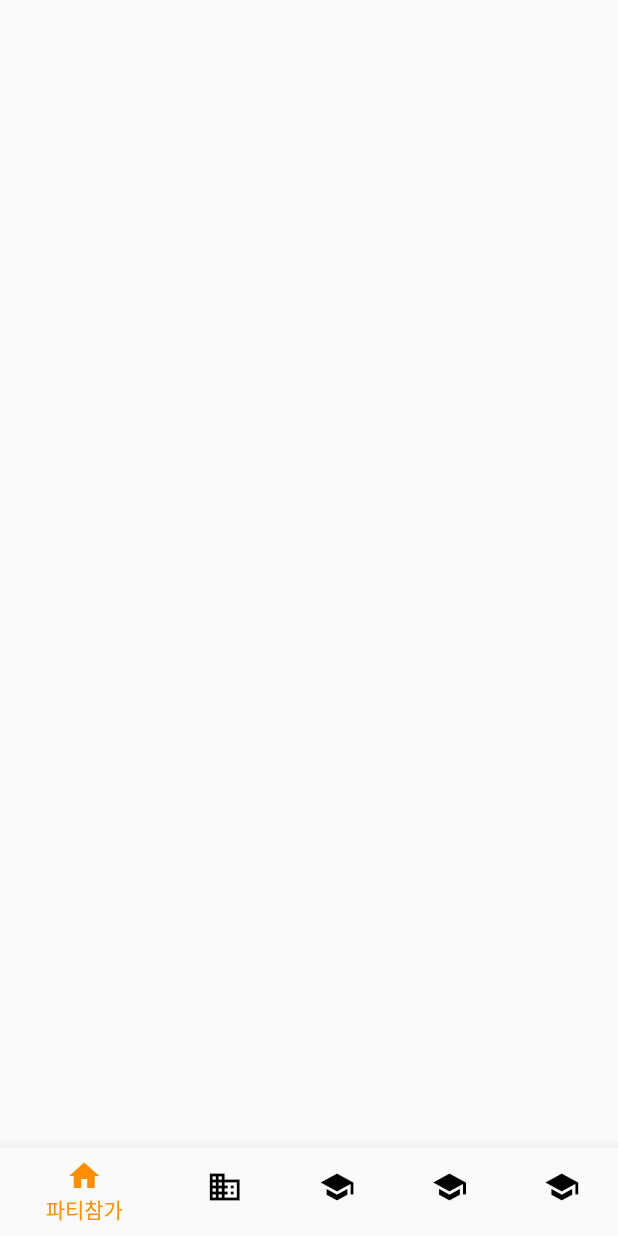
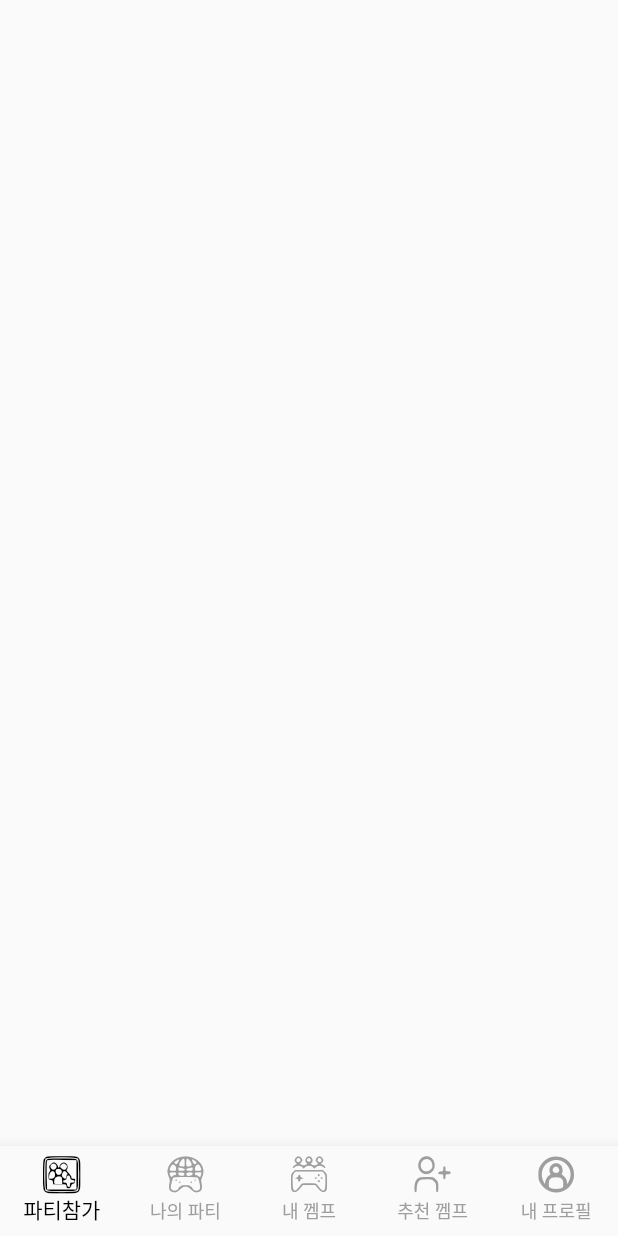
Before and after one commit to bigjang77/btn_ex, a Flutter app: the screen it shows after launch, on a phone screen of 412 x 824 dp. Run offline on Flutter 3.47's test engine with Material 2 defaults, Android fonts, the light colour scheme and no system bars; project files that could hold a hidden picture were left out.

Commit message:
btn 완료

```diff
--- a/lib/components/bottom_navigator.dart
+++ b/lib/components/bottom_navigator.dart
@@ -1,4 +1,5 @@
 import 'package:flutter/material.dart';
+import 'package:my_gamf_ex/components/custom_icons_icons.dart';
 
 class BottomNavigator extends StatefulWidget {
   const BottomNavigator({Key? key}) : super(key: key);
@@ -9,8 +10,7 @@ class BottomNavigator extends StatefulWidget {
 
 class _BottomNavigatorState extends State<BottomNavigator> {
   int _selectedIndex = 0;
-  static const TextStyle optionStyle =
-      TextStyle(fontSize: 30, fontWeight: FontWeight.bold);
+  static const TextStyle optionStyle = TextStyle(fontSize: 30, fontWeight: FontWeight.bold);
   static const List<Widget> _widgetOptions = <Widget>[
     Text(
       'Index 0: Home',
@@ -38,29 +38,30 @@ class _BottomNavigatorState extends State<BottomNavigator> {
       bottomNavigationBar: BottomNavigationBar(
         items: const <BottomNavigationBarItem>[
           BottomNavigationBarItem(
-            icon: Icon(Icons.home),
+            icon: Icon(CustomIcons.joinparty, size: 25),
             label: '파티참가',
           ),
           BottomNavigationBarItem(
-            icon: Icon(Icons.business),
+            icon: Icon(CustomIcons.myparty),
             label: '나의 파티',
           ),
           BottomNavigationBarItem(
-            icon: Icon(Icons.school),
+            icon: Icon(CustomIcons.mygamf),
             label: '내 껨프',
           ),
           BottomNavigationBarItem(
-            icon: Icon(Icons.school),
+            icon: Icon(CustomIcons.recomgamf),
             label: '추천 껨프',
           ),
           BottomNavigationBarItem(
-            icon: Icon(Icons.school),
+            icon: Icon(CustomIcons.myprofile),
             label: '내 프로필',
           ),
         ],
         currentIndex: _selectedIndex,
-        unselectedItemColor: Colors.black,
-        selectedItemColor: Colors.amber[800],
+        unselectedItemColor: Colors.grey[500],
+        selectedItemColor: Colors.black,
+        type: BottomNavigationBarType.fixed,
         onTap: _onItemTapped,
       ),
     );
--- /dev/null
+++ b/lib/components/custom_icons_icons.dart
@@ -0,0 +1,29 @@
+/// Flutter icons CustomIcons
+/// Copyright (C) 2022 by original authors @ fluttericon.com, fontello.com
+/// This font was generated by FlutterIcon.com, which is derived from Fontello.
+///
+/// To use this font, place it in your fonts/ directory and include the
+/// following in your pubspec.yaml
+///
+/// flutter:
+///   fonts:
+///    - family:  CustomIcons
+///      fonts:
+///       - asset: fonts/CustomIcons.ttf
+///
+///
+///
+import 'package:flutter/widgets.dart';
+
+class CustomIcons {
+  CustomIcons._();
+
+  static const _kFontFam = 'CustomIcons';
+  static const String? _kFontPkg = null;
+
+  static const IconData recomgamf = IconData(0xe800, fontFamily: _kFontFam, fontPackage: _kFontPkg);
+  static const IconData myprofile = IconData(0xe801, fontFamily: _kFontFam, fontPackage: _kFontPkg);
+  static const IconData myparty = IconData(0xe802, fontFamily: _kFontFam, fontPackage: _kFontPkg);
+  static const IconData mygamf = IconData(0xe803, fontFamily: _kFontFam, fontPackage: _kFontPkg);
+  static const IconData joinparty = IconData(0xe804, fontFamily: _kFontFam, fontPackage: _kFontPkg);
+}
```
Also changed, not shown: pubspec.yaml (+7 -9 lines), assets/fonts/CustomIcons.ttf (added), assets/logo/나의파티.svg (added), assets/logo/내깸프.svg (added), assets/logo/내프로필.svg (added), assets/logo/추천껨프.svg (added), assets/logo/파티참가.svg (added).
